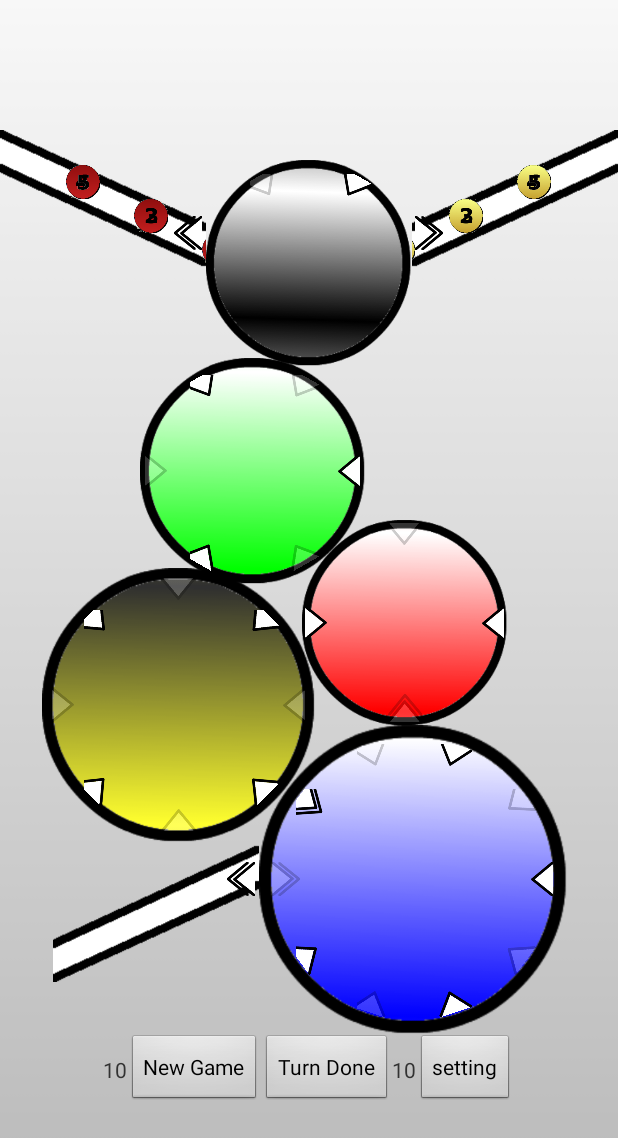
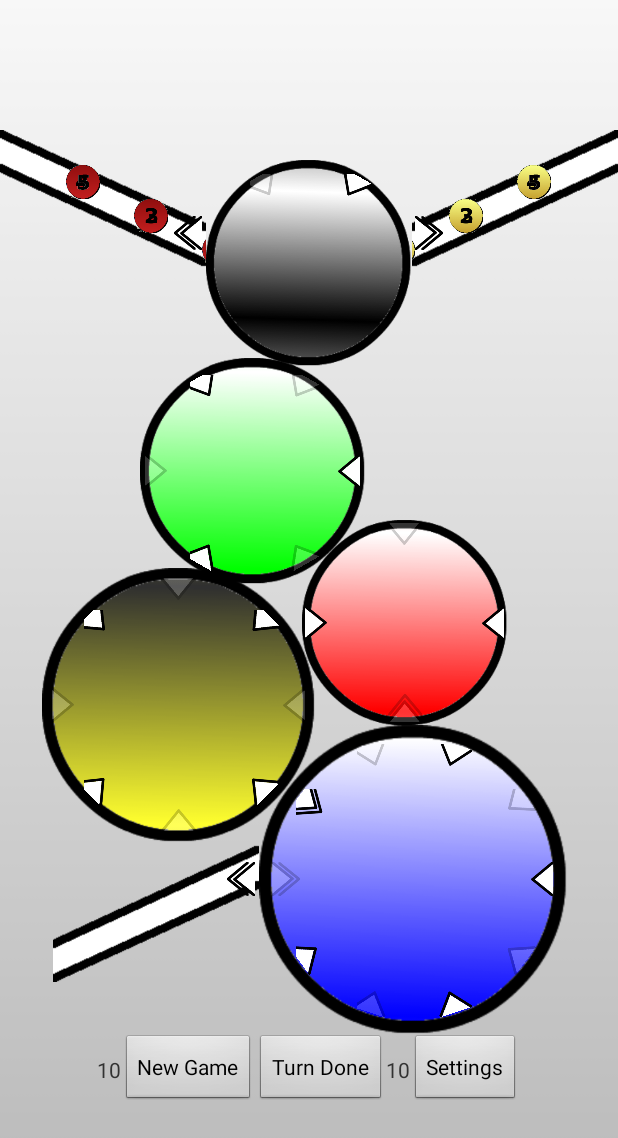
Before and after one commit to shirbenisrael/DownFall, an Android app: the screen it shows after launch (MainActivity), on a phone screen of 412 x 824 dp. Shown: the top 1138 px of the screen. Run offline under Robolectric (Android 15) with nearby library versions, the phone set to English and light mode, and no system bars.

Commit message:
Replace strings in layout xmls with pointers
pointers to string.xml.

this way it will be easier to translate later.

```diff
--- a/app/src/main/res/layout/activity_main.xml
+++ b/app/src/main/res/layout/activity_main.xml
@@ -134,35 +134,33 @@
             <TextView
                 android:id="@+id/player_token_counter"
                 android:layout_width="wrap_content"
-                android:layout_height="wrap_content"
-                android:text="New Game" />
+                android:layout_height="wrap_content"/>
 
             <Button
                 android:id="@+id/new_game_button"
                 android:layout_width="wrap_content"
                 android:layout_height="wrap_content"
                 android:onClick="onNewGameButtonClick"
-                android:text="New Game" />
+                android:text="@string/new_game" />
 
             <Button
                 android:id="@+id/finish_turn_button"
                 android:layout_width="wrap_content"
                 android:layout_height="wrap_content"
                 android:onClick="onFinishTurnButtonClick"
-                android:text="Turn Done" />
+                android:text="@string/turn_done" />
 
             <TextView
                 android:id="@+id/opposite_token_counter"
                 android:layout_width="wrap_content"
-                android:layout_height="wrap_content"
-                android:text="New Game" />
+                android:layout_height="wrap_content"/>
 
             <Button
                 android:id="@+id/setting_button"
                 android:layout_width="wrap_content"
                 android:layout_height="wrap_content"
                 android:onClick="onSettingClick"
-                android:text="setting" />
+                android:text="@string/settings" />
         </LinearLayout>
 
 
--- a/app/src/main/res/values/strings.xml
+++ b/app/src/main/res/values/strings.xml
@@ -1,3 +1,14 @@
 <resources>
     <string name="app_name">DownFall</string>
+
+    <string name="hide_all">Hide opponent holes and token (Hard)</string>
+    <string name="show_on_connect">Show opponent tokens only when they fall (Medium)</string>
+    <string name="show_all">Show opponent holes and tokens (Easy)</string>
+    <string name="smart_ai_string">Smart Artificial Intelligence (Hard)</string>
+    <string name="enable_sounds">Enable sounds</string>
+    <string name="back_string">Back</string>
+
+    <string name="settings">Settings</string>
+    <string name="new_game">New Game</string>
+    <string name="turn_done">Turn Done</string>
 </resources>
```
Also changed, not shown: app/src/main/res/layout/settings.xml (+6 -6 lines).
